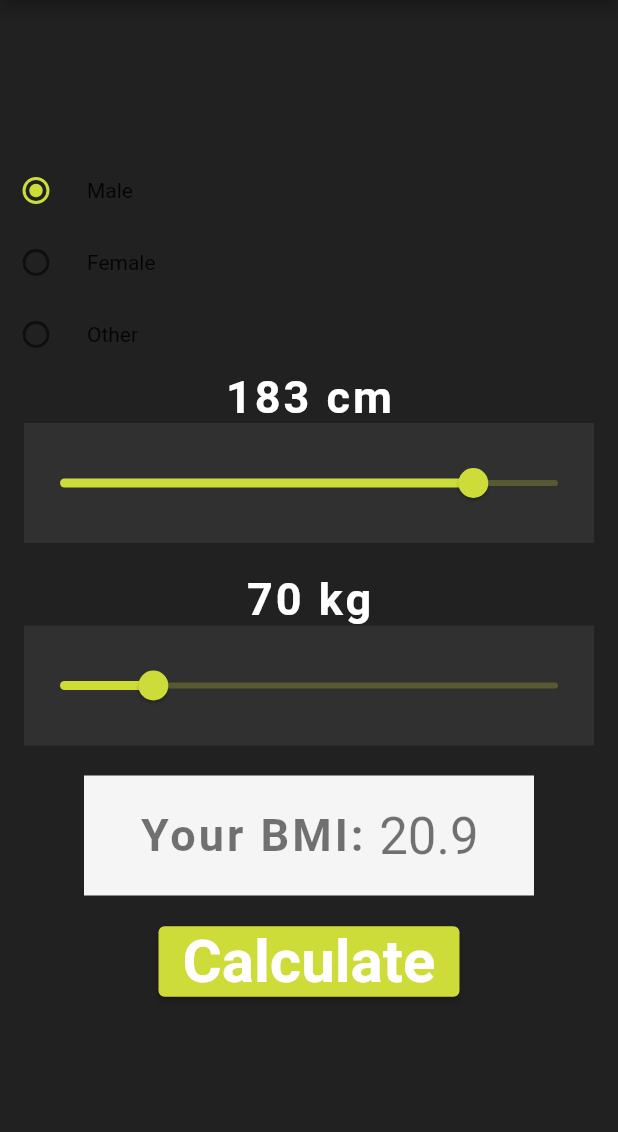
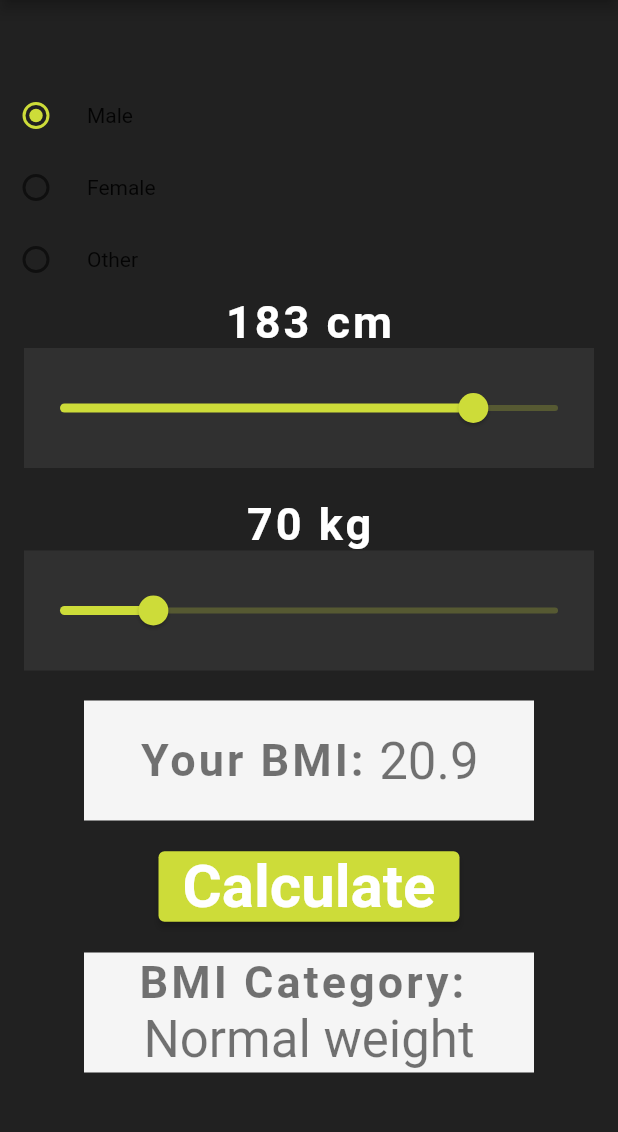
Before and after one commit to amigosilo/BMI_Calculator, a Flutter app: the screen it shows after launch, after a tap on "Calculate", on a phone screen of 412 x 824 dp, the part 84-1216 px from its top. Run offline on Flutter 3.47's test engine with Material 2 defaults, Android fonts, the phone set to English and light mode, and no system bars.

Commit message:
Modified _calculate() function to display BMI Categories

```diff
--- a/lib/main.dart
+++ b/lib/main.dart
@@ -42,6 +42,7 @@ class _MyHomePageState extends State<MyHomePage> {
   int _value = 1; // Gender value
   double _bmi = 0; // Double value of BMI
   String _bmiStr = ''; // BMI value represented as String
+  String _bmiCat = ''; // BMI Category represented as String
   int _height = 183; // Initial value, actual value is taken from slider value
   int _weight = 70; // Initial value, actual value is taken from slider value
   void _calculate() {
@@ -49,6 +50,15 @@ class _MyHomePageState extends State<MyHomePage> {
     setState(() {
       _bmi = (_weight / ((_height / 100) * (_height / 100)));
       _bmiStr = _bmi.toStringAsFixed(1);
+      if (_bmi <= 18.5) {
+        _bmiCat = 'Underweight';
+      } else if (_bmi > 18.5 && _bmi <= 25.0) {
+        _bmiCat = 'Normal weight';
+      } else if (_bmi > 25.0 && _bmi <= 30.0) {
+        _bmiCat = 'Overweight';
+      } else if (_bmi > 30.0) {
+        _bmiCat = 'Obese';
+      }
     });
   }
 
@@ -246,6 +256,34 @@ class _MyHomePageState extends State<MyHomePage> {
                 ),
               ],
             ),
+            const SizedBox(
+              width: 380,
+              height: 20,
+            ),
+            Container(
+              width: 300,
+              height: 80,
+              color: Colors.grey[100],
+              child: Column(
+                // Widget for showing BMI category
+                mainAxisAlignment: MainAxisAlignment.center,
+                children: <Widget>[
+                  const Text(
+                    'BMI Category: ',
+                    style: TextStyle(
+                      fontSize: 30.0,
+                      fontWeight: FontWeight.bold,
+                      letterSpacing: 2.0,
+                      color: Colors.black54,
+                    ),
+                  ),
+                  Text(
+                    _bmiCat,
+                    style: Theme.of(context).textTheme.headline4,
+                  ),
+                ],
+              ),
+            ),
           ],
         ),
       ),
```
